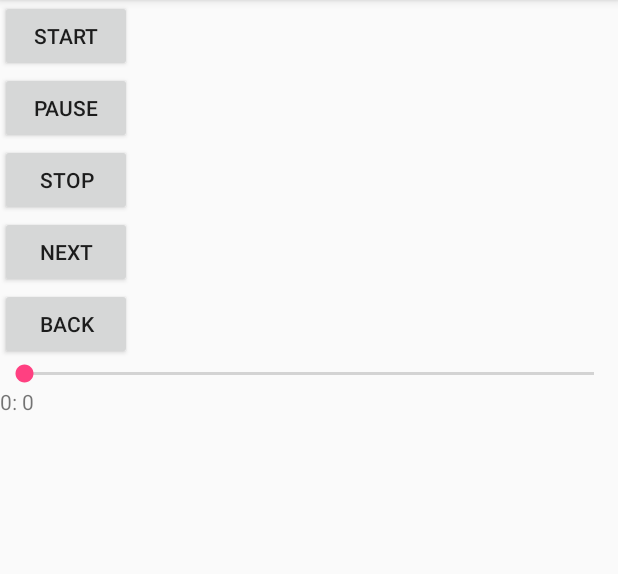
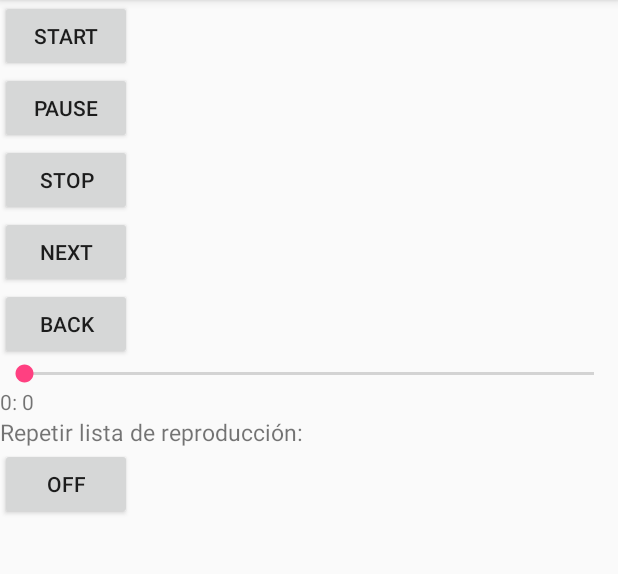
Before and after one commit to minivelx/ReproductorFull2, an Android app: the screen it shows after launch (MainActivity), after a tap on "NEXT", on a phone screen of 412 x 824 dp, the part 84-658 px from its top. Run offline under Robolectric (Android 15) with nearby library versions, the phone set to English and light mode, and no system bars; 3 other taps on this screen came first.

Commit message:
Cambio de cancion automatico

```diff
--- a/app/src/main/java/com/movil/p/reproductorfull/MainActivity.java
+++ b/app/src/main/java/com/movil/p/reproductorfull/MainActivity.java
@@ -25,13 +25,15 @@ public class MainActivity extends AppCompatActivity implements View.OnClickListe
     private static final String ACTION_NEXT = "com.movil.p.reproductorfull.action.NEXT";
     private static final String ACTION_BACK = "com.movil.p.reproductorfull.action.BACK";
     //Botones
-    Button btnPause, btnStart, btnStop, btnnext, btnBack;
+    Button btnPause, btnStart, btnStop, btnnext, btnBack, btnrepeat;
     //Barra de progreso
     SeekBar seekbar;
     private Handler myHandler = new Handler();
     private double startTime = 0;
     //visor de tiempo
     TextView tx1;
+    //repetir lista
+    boolean loop = false;
     //Intent
     Intent intent;
     int oneTimeOnly = 0;
@@ -59,9 +61,29 @@ public class MainActivity extends AppCompatActivity implements View.OnClickListe
             @Override
             public void onProgressChanged(SeekBar seekBar, int progress, boolean fromUser) {
 
+                if (oneTimeOnly == 0) {
+                    seekbar.setMax((int) ServicioMusica.getMediaPlayer().getDuration());
+                    Log.i("duracion:",String.valueOf(ServicioMusica.getMediaPlayer().getDuration()/1000));
+                    oneTimeOnly = 1;
+                }
+
                 if(fromUser){
                     ServicioMusica.getMediaPlayer().seekTo(progress);
                     seekbar.setProgress(progress);
+                }
+                //se revisa si la canción finalizo
+                if(progress >= ServicioMusica.getMediaPlayer().getDuration() -200 ){
+                    Log.i("Progressbar","canción terminada");
+                    intent.setAction(ACTION_STOP);
+                    startService(intent);
+                    //si el boton de repetir lista esta pulsado pasamos al sgte cancion
+                    if(cursor==2 && loop){
+                        next(true);
+                    }else{
+                        if(cursor!=2)
+                            next(true);
+                    }
+
                 }
             }
         });
@@ -74,12 +96,14 @@ public class MainActivity extends AppCompatActivity implements View.OnClickListe
         btnPause = (Button) findViewById(R.id.btnPause);
         btnnext = (Button) findViewById(R.id.btnNext);
         btnBack = (Button) findViewById(R.id.btnBack);
+        btnrepeat = (Button) findViewById(R.id.btnRepetir);
 
         btnStart.setOnClickListener(this);
         btnStop.setOnClickListener(this);
         btnPause.setOnClickListener(this);
         btnnext.setOnClickListener(this);
         btnBack.setOnClickListener(this);
+        btnrepeat.setOnClickListener(this);
     }
 
     @Override
@@ -107,23 +131,33 @@ public class MainActivity extends AppCompatActivity implements View.OnClickListe
                 break;
 
             case R.id.btnNext:
-                intent.setAction(ACTION_NEXT);
-                actualizarCursor(true);
-                intent.putExtra("cursor",cursor);
-                startService(intent);
-                //cambiar la vista y actualizar la portada de la cancion
-                oneTimeOnly=0;
+                next(true);
                 break;
 
             case R.id.btnBack:
-                intent.setAction(ACTION_BACK);
-                actualizarCursor(false);
-                intent.putExtra("cursor",cursor);
-                startService(intent);
-                //cambiar la vista y actualizar la portada de la cancion
-                oneTimeOnly=0;
+                next(false);
+                break;
+
+            case R.id.btnRepetir:
+                //se alterna entre On y Off
+                loop = !loop;
+                if(loop){
+                    btnrepeat.setText("ON");
+                }else{
+                    btnrepeat.setText("OFF");
+                }
                 break;
         }
+    }
+
+    private void next(boolean value) {
+        intent.setAction(ACTION_NEXT);
+        intent.setAction(ACTION_BACK);
+        actualizarCursor(value);
+        intent.putExtra("cursor",cursor);
+        startService(intent);
+        //cambiar la vista y actualizar la portada de la cancion
+        oneTimeOnly=0;
     }
 
     private void actualizarCursor(boolean up) {
@@ -145,10 +179,7 @@ public class MainActivity extends AppCompatActivity implements View.OnClickListe
     private Runnable UpdateSongTime = new Runnable() {
         public void run() {
 
-            if (oneTimeOnly == 0) {
-                seekbar.setMax((int) ServicioMusica.getMediaPlayer().getDuration());
-                oneTimeOnly = 1;
-            }
+
             startTime = ServicioMusica.getMediaPlayer().getCurrentPosition();
             tx1.setText(String.format("%d: %d",
                     TimeUnit.MILLISECONDS.toMinutes((long) startTime),
--- a/app/src/main/res/layout/activity_main.xml
+++ b/app/src/main/res/layout/activity_main.xml
@@ -47,6 +47,16 @@
         android:layout_width="wrap_content"
         android:layout_height="wrap_content"
         android:text="0:00"/>
+    <TextView
+        android:layout_width="wrap_content"
+        android:layout_height="wrap_content"
+        android:text="Repetir lista de reproducción:"
+        android:textSize="15dp"/>
+    <Button
+        android:id="@+id/btnRepetir"
+        android:layout_width="wrap_content"
+        android:layout_height="wrap_content"
+        android:text="OFF"/>
 
 
 </LinearLayout>
```
